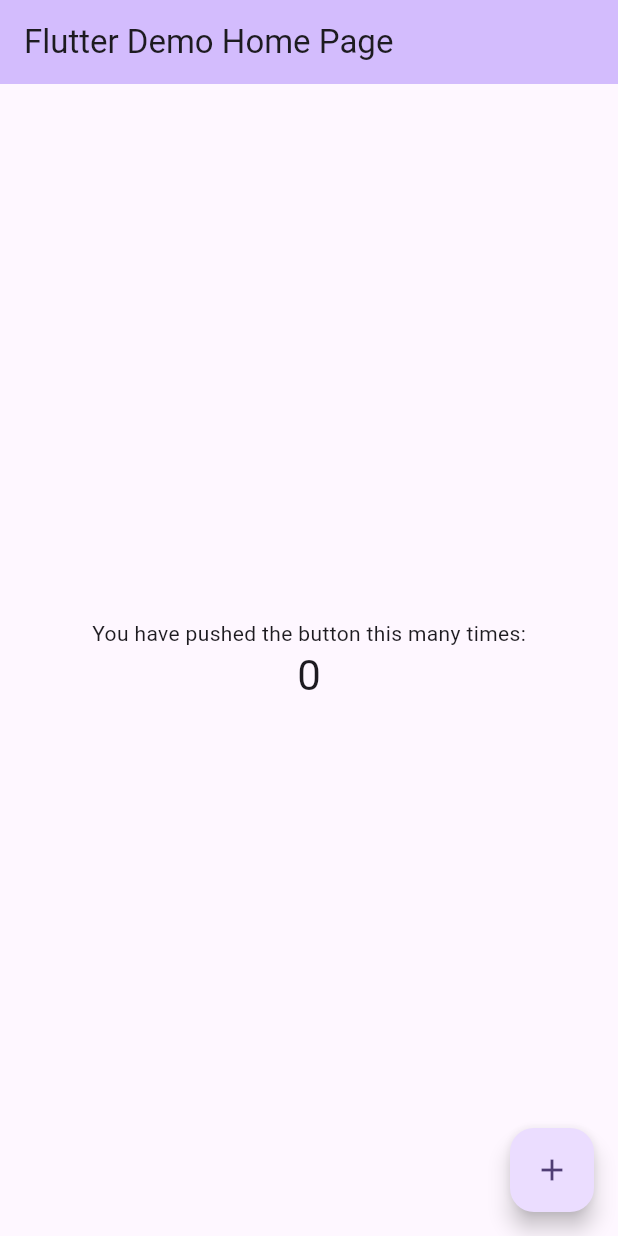
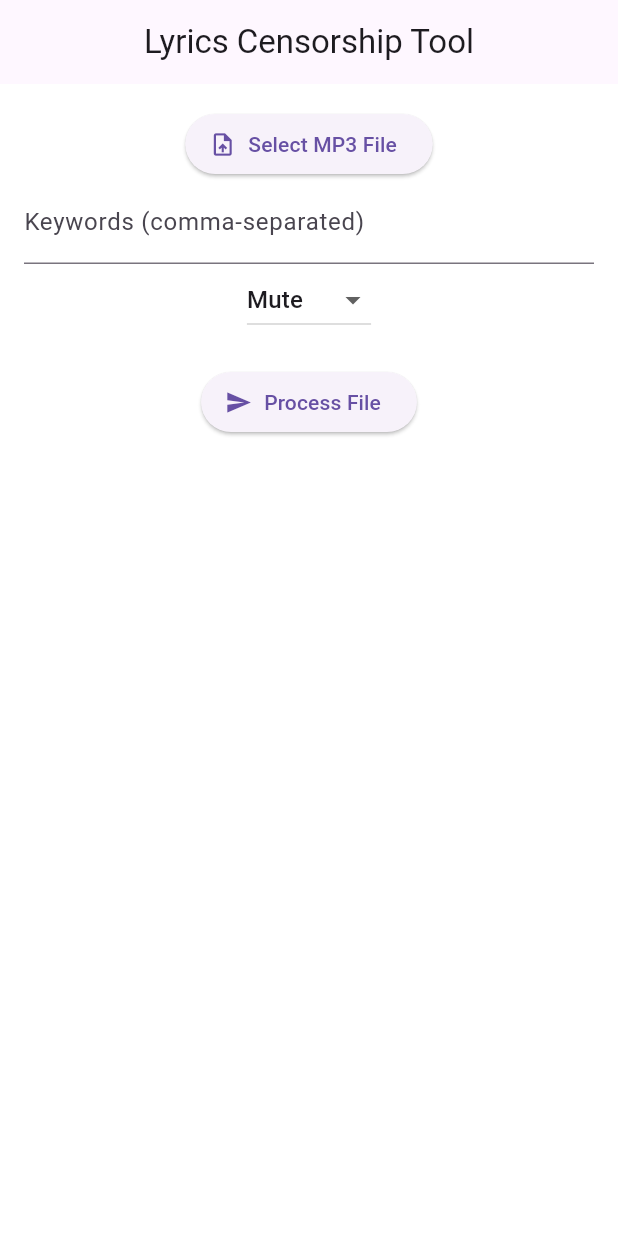
Before and after one commit to eatoure/Deebo, a Flutter app: the screen it shows after launch, on a phone screen of 412 x 824 dp. Run offline on Flutter 3.47's test engine with Material 3 defaults, Android fonts, the light colour scheme and no system bars; our stand-ins replace file_picker, flutter_spinkit.

Commit message:
updated main.dart

```diff
--- a/deebo/lib/main.dart
+++ b/deebo/lib/main.dart
@@ -1,122 +1,169 @@
+import 'dart:io';
 import 'package:flutter/material.dart';
+import 'package:file_picker/file_picker.dart';
+import 'package:http/http.dart' as http;
+import 'package:flutter_spinkit/flutter_spinkit.dart';
 
 void main() {
-  runApp(const MyApp());
+  runApp(MyApp());
 }
 
 class MyApp extends StatelessWidget {
   const MyApp({super.key});
-
-  // This widget is the root of your application.
   @override
   Widget build(BuildContext context) {
     return MaterialApp(
-      title: 'Flutter Demo',
+      debugShowCheckedModeBanner: false,
+      title: 'Lyrics Censorship Tool',
       theme: ThemeData(
-        // This is the theme of your application.
-        //
-        // TRY THIS: Try running your application with "flutter run". You'll see
-        // the application has a purple toolbar. Then, without quitting the app,
-        // try changing the seedColor in the colorScheme below to Colors.green
-        // and then invoke "hot reload" (save your changes or press the "hot
-        // reload" button in a Flutter-supported IDE, or press "r" if you used
-        // the command line to start the app).
-        //
-        // Notice that the counter didn't reset back to zero; the application
-        // state is not lost during the reload. To reset the state, use hot
-        // restart instead.
-        //
-        // This works for code too, not just values: Most code changes can be
-        // tested with just a hot reload.
-        colorScheme: ColorScheme.fromSeed(seedColor: Colors.deepPurple),
+        primarySwatch: Colors.blue,
+        scaffoldBackgroundColor: Colors.white,
+        textTheme: TextTheme(bodyMedium: TextStyle(color: Colors.black87)),
       ),
-      home: const MyHomePage(title: 'Flutter Demo Home Page'),
+      home: HomeScreen(),
     );
   }
 }
 
-class MyHomePage extends StatefulWidget {
-  const MyHomePage({super.key, required this.title});
-
-  // This widget is the home page of your application. It is stateful, meaning
-  // that it has a State object (defined below) that contains fields that affect
-  // how it looks.
-
-  // This class is the configuration for the state. It holds the values (in this
-  // case the title) provided by the parent (in this case the App widget) and
-  // used by the build method of the State. Fields in a Widget subclass are
-  // always marked "final".
-
-  final String title;
-
+class HomeScreen extends StatefulWidget {
+  const HomeScreen({super.key});
   @override
-  State<MyHomePage> createState() => _MyHomePageState();
+  _HomeScreenState createState() => _HomeScreenState();
 }
 
-class _MyHomePageState extends State<MyHomePage> {
-  int _counter = 0;
+class _HomeScreenState extends State<HomeScreen> {
+  File? _selectedFile;
+  String _keywords = '';
+  String _mode = 'Mute';
+  bool _isProcessing = false;
+  Future<void> _selectFile() async {
+    FilePickerResult? result =
+        await FilePicker.platform.pickFiles(type: FileType.audio);
+    if (result != null) {
+      setState(() {
+        _selectedFile = File(result.files.single.path!);
+      });
+    }
+  }
 
-  void _incrementCounter() {
+  Future<void> _processFile() async {
+    if (_selectedFile == null) {
+      _showSnackBar('Please select an MP3 file first.');
+      return;
+    }
     setState(() {
-      // This call to setState tells the Flutter framework that something has
-      // changed in this State, which causes it to rerun the build method below
-      // so that the display can reflect the updated values. If we changed
-      // _counter without calling setState(), then the build method would not be
-      // called again, and so nothing would appear to happen.
-      _counter++;
+      _isProcessing = true;
     });
+    try {
+      var request = http.MultipartRequest(
+        'POST',
+        Uri.parse('http://127.0.0.1:5000/process'),
+      );
+      request.files.add(http.MultipartFile.fromBytes(
+        'file',
+        await _selectedFile!.readAsBytes(),
+        filename: _selectedFile!.path.split('/').last,
+      ));
+      request.fields['keywords'] = _keywords;
+      request.fields['mode'] = _mode;
+      var response = await request.send();
+      if (response.statusCode == 200) {
+        _showSnackBar('File processed successfully!');
+        Navigator.push(
+          context,
+          MaterialPageRoute(builder: (_) => SuccessScreen()),
+        );
+      } else {
+        _showSnackBar('Processing failed. Try again.');
+      }
+    } catch (e) {
+      _showSnackBar('An error occurred: $e');
+    } finally {
+      setState(() {
+        _isProcessing = false;
+      });
+    }
+  }
+
+  void _showSnackBar(String message) {
+    ScaffoldMessenger.of(context).showSnackBar(
+      SnackBar(content: Text(message)),
+    );
   }
 
   @override
   Widget build(BuildContext context) {
-    // This method is rerun every time setState is called, for instance as done
-    // by the _incrementCounter method above.
-    //
-    // The Flutter framework has been optimized to make rerunning build methods
-    // fast, so that you can just rebuild anything that needs updating rather
-    // than having to individually change instances of widgets.
     return Scaffold(
       appBar: AppBar(
-        // TRY THIS: Try changing the color here to a specific color (to
-        // Colors.amber, perhaps?) and trigger a hot reload to see the AppBar
-        // change color while the other colors stay the same.
-        backgroundColor: Theme.of(context).colorScheme.inversePrimary,
-        // Here we take the value from the MyHomePage object that was created by
-        // the App.build method, and use it to set our appbar title.
-        title: Text(widget.title),
+        title: Text('Lyrics Censorship Tool'),
+        centerTitle: true,
       ),
+      body: Padding(
+        padding: const EdgeInsets.all(16.0),
+        child: Column(
+          children: [
+            ElevatedButton.icon(
+              onPressed: _selectFile,
+              icon: Icon(Icons.upload_file),
+              label: Text('Select MP3 File'),
+            ),
+            if (_selectedFile != null)
+              Padding(
+                padding: const EdgeInsets.symmetric(vertical: 8.0),
+                child: Text('Selected: ${_selectedFile!.path.split('/').last}'),
+              ),
+            TextField(
+              decoration:
+                  InputDecoration(labelText: 'Keywords (comma-separated)'),
+              onChanged: (value) => _keywords = value,
+            ),
+            DropdownButton<String>(
+              value: _mode,
+              onChanged: (value) => setState(() => _mode = value!),
+              items: ['Mute', 'Beep', 'Remove', 'Replace']
+                  .map((mode) =>
+                      DropdownMenuItem(value: mode, child: Text(mode)))
+                  .toList(),
+            ),
+            SizedBox(height: 20),
+            _isProcessing
+                ? SpinKitWave(color: Colors.blue, size: 50.0)
+                : ElevatedButton.icon(
+                    onPressed: _processFile,
+                    icon: Icon(Icons.send),
+                    label: Text('Process File'),
+                  ),
+          ],
+        ),
+      ),
+    );
+  }
+}
+
+class SuccessScreen extends StatelessWidget {
+  const SuccessScreen({super.key});
+  @override
+  Widget build(BuildContext context) {
+    return Scaffold(
+      appBar: AppBar(title: Text('Success')),
       body: Center(
-        // Center is a layout widget. It takes a single child and positions it
-        // in the middle of the parent.
         child: Column(
-          // Column is also a layout widget. It takes a list of children and
-          // arranges them vertically. By default, it sizes itself to fit its
-          // children horizontally, and tries to be as tall as its parent.
-          //
-          // Column has various properties to control how it sizes itself and
-          // how it positions its children. Here we use mainAxisAlignment to
-          // center the children vertically; the main axis here is the vertical
-          // axis because Columns are vertical (the cross axis would be
-          // horizontal).
-          //
-          // TRY THIS: Invoke "debug painting" (choose the "Toggle Debug Paint"
-          // action in the IDE, or press "p" in the console), to see the
-          // wireframe for each widget.
           mainAxisAlignment: MainAxisAlignment.center,
-          children: <Widget>[
-            const Text('You have pushed the button this many times:'),
+          children: [
+            Icon(Icons.check_circle, color: Colors.green, size: 100),
+            SizedBox(height: 20),
             Text(
-              '$_counter',
-              style: Theme.of(context).textTheme.headlineMedium,
+              'File processed successfully!',
+              style: TextStyle(fontSize: 20, fontWeight: FontWeight.bold),
+            ),
+            SizedBox(height: 20),
+            ElevatedButton(
+              onPressed: () => Navigator.pop(context),
+              child: Text('Back to Home'),
             ),
           ],
         ),
       ),
-      floatingActionButton: FloatingActionButton(
-        onPressed: _incrementCounter,
-        tooltip: 'Increment',
-        child: const Icon(Icons.add),
-      ), // This trailing comma makes auto-formatting nicer for build methods.
     );
   }
 }
--- a/deebo/pubspec.yaml
+++ b/deebo/pubspec.yaml
@@ -34,6 +34,9 @@ dependencies:
   # The following adds the Cupertino Icons font to your application.
   # Use with the CupertinoIcons class for iOS style icons.
   cupertino_icons: ^1.0.8
+  file_picker: ^10.1.9
+  http: ^1.4.0
+  flutter_spinkit: ^5.2.1
 
 dev_dependencies:
   flutter_test:
```
Also changed, not shown: deebo/pubspec.lock, 9 other files.
